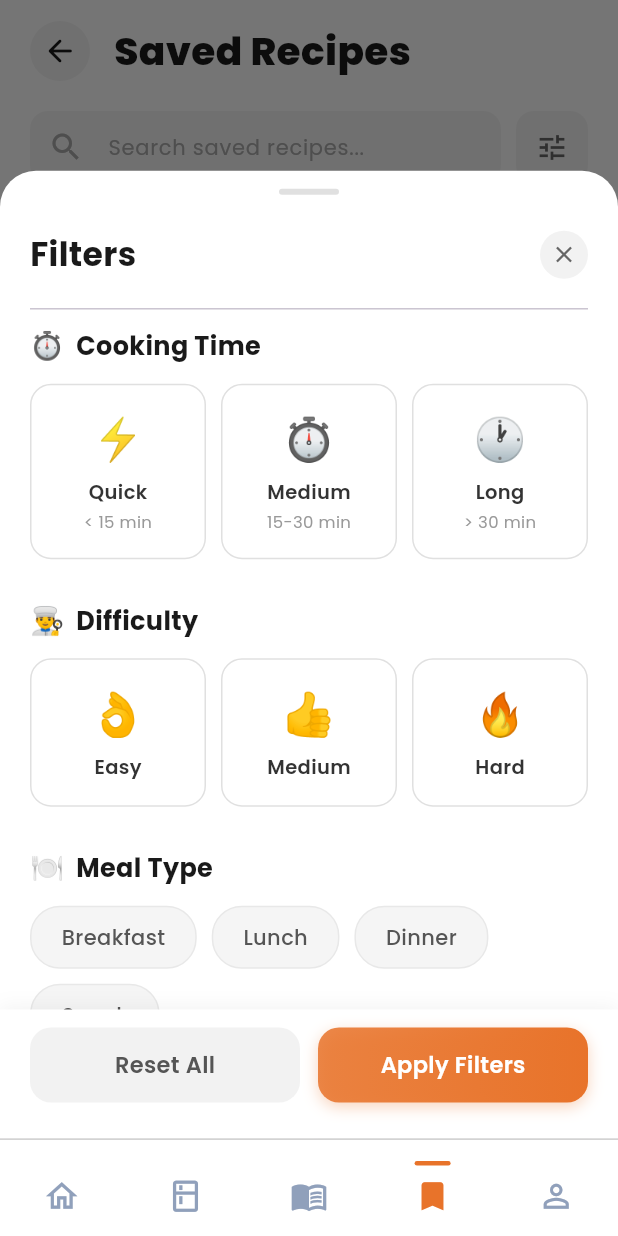
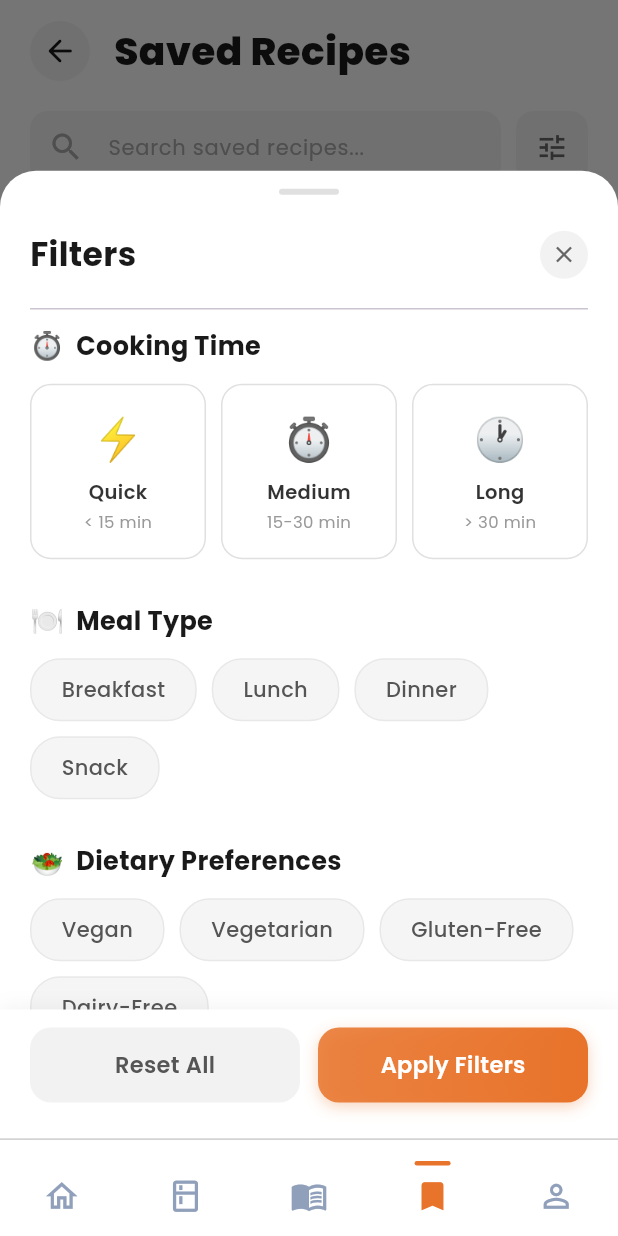
Before and after one commit to SihoonSung/BABSIM, a Flutter app: the SavedRecipesScreen screen opened by its route, after a tap on the "tune" icon, on a phone screen of 412 x 824 dp. Run offline on Flutter 3.47's test engine with Material 3 defaults, Android fonts, the phone set to English and light mode, and no system bars; our stand-ins replace dio, flutter_riverpod, go_router, google_fonts; network calls fail.

Commit message:
feat(recipes): replace difficulty filter with dietary preferences filter

```diff
--- a/frontend/lib/features/recipes/data/recipe.dart
+++ b/frontend/lib/features/recipes/data/recipe.dart
@@ -62,32 +62,40 @@ class Recipe {
   }
 }
 
+/// Dietary preference options
+const List<String> dietaryOptions = [
+  'Vegan',
+  'Vegetarian',
+  'Gluten-Free',
+  'Dairy-Free',
+];
+
 /// 필터 상태 모델
 class RecipeFilter {
   final CookingTime? cookingTime;
-  final Difficulty? difficulty;
   final Set<MealType> mealTypes;
+  final Set<String> dietaryTags;
 
   const RecipeFilter({
     this.cookingTime,
-    this.difficulty,
     this.mealTypes = const {},
+    this.dietaryTags = const {},
   });
 
   RecipeFilter copyWith({
     CookingTime? Function()? cookingTime,
-    Difficulty? Function()? difficulty,
     Set<MealType>? mealTypes,
+    Set<String>? dietaryTags,
   }) {
     return RecipeFilter(
       cookingTime: cookingTime != null ? cookingTime() : this.cookingTime,
-      difficulty: difficulty != null ? difficulty() : this.difficulty,
       mealTypes: mealTypes ?? this.mealTypes,
+      dietaryTags: dietaryTags ?? this.dietaryTags,
     );
   }
 
   bool get hasActiveFilters =>
-      cookingTime != null || difficulty != null || mealTypes.isNotEmpty;
+      cookingTime != null || mealTypes.isNotEmpty || dietaryTags.isNotEmpty;
 
   static const empty = RecipeFilter();
 }
@@ -114,7 +122,7 @@ const List<Recipe> dummyRecipes = [
     cookTimeMinutes: 15,
     difficulty: Difficulty.easy,
     mealType: MealType.dinner,
-    dietaryTags: [],
+    dietaryTags: ['Vegetarian', 'Dairy-Free'],
   ),
   Recipe(
     id: 3,
@@ -125,7 +133,7 @@ const List<Recipe> dummyRecipes = [
     cookTimeMinutes: 10,
     difficulty: Difficulty.easy,
     mealType: MealType.breakfast,
-    dietaryTags: ['Vegan'],
+    dietaryTags: ['Vegan', 'Vegetarian', 'Dairy-Free'],
   ),
   Recipe(
     id: 4,
@@ -136,7 +144,7 @@ const List<Recipe> dummyRecipes = [
     cookTimeMinutes: 10,
     difficulty: Difficulty.easy,
     mealType: MealType.lunch,
-    dietaryTags: ['Vegan', 'Gluten-Free'],
+    dietaryTags: ['Vegan', 'Vegetarian', 'Gluten-Free', 'Dairy-Free'],
   ),
   Recipe(
     id: 5,
@@ -147,7 +155,7 @@ const List<Recipe> dummyRecipes = [
     cookTimeMinutes: 25,
     difficulty: Difficulty.medium,
     mealType: MealType.lunch,
-    dietaryTags: [],
+    dietaryTags: ['Gluten-Free'],
   ),
   Recipe(
     id: 6,
@@ -180,7 +188,7 @@ const List<Recipe> dummyRecipes = [
     cookTimeMinutes: 45,
     difficulty: Difficulty.hard,
     mealType: MealType.dinner,
-    dietaryTags: [],
+    dietaryTags: ['Dairy-Free', 'Gluten-Free'],
   ),
   Recipe(
     id: 9,
@@ -191,7 +199,7 @@ const List<Recipe> dummyRecipes = [
     cookTimeMinutes: 12,
     difficulty: Difficulty.easy,
     mealType: MealType.breakfast,
-    dietaryTags: [],
+    dietaryTags: ['Vegetarian'],
   ),
   Recipe(
     id: 10,
--- a/frontend/lib/features/recipes/presentation/recipe_filter_sheet.dart
+++ b/frontend/lib/features/recipes/presentation/recipe_filter_sheet.dart
@@ -27,30 +27,30 @@ class RecipeFilterSheet extends StatefulWidget {
 
 class _RecipeFilterSheetState extends State<RecipeFilterSheet> {
   late CookingTime? _cookingTime;
-  late Difficulty? _difficulty;
   late Set<MealType> _mealTypes;
+  late Set<String> _dietaryTags;
 
   @override
   void initState() {
     super.initState();
     _cookingTime = widget.initialFilter.cookingTime;
-    _difficulty = widget.initialFilter.difficulty;
     _mealTypes = Set.from(widget.initialFilter.mealTypes);
+    _dietaryTags = Set.from(widget.initialFilter.dietaryTags);
   }
 
   void _resetAll() {
     setState(() {
       _cookingTime = null;
-      _difficulty = null;
       _mealTypes = {};
+      _dietaryTags = {};
     });
   }
 
   void _applyFilters() {
     Navigator.of(context).pop(RecipeFilter(
       cookingTime: _cookingTime,
-      difficulty: _difficulty,
       mealTypes: _mealTypes,
+      dietaryTags: _dietaryTags,
     ));
   }
 
@@ -152,40 +152,6 @@ class _RecipeFilterSheetState extends State<RecipeFilterSheet> {
                       ],
                     ),
                     const SizedBox(height: 28),
-                    // Difficulty
-                    _SectionTitle(icon: '👨‍🍳', label: 'Difficulty'),
-                    const SizedBox(height: 12),
-                    Row(
-                      children: [
-                        _FilterCard(
-                          emoji: '👌',
-                          label: 'Easy',
-                          isSelected: _difficulty == Difficulty.easy,
-                          onTap: () => setState(() {
-                            _difficulty = _difficulty == Difficulty.easy ? null : Difficulty.easy;
-                          }),
-                        ),
-                        const SizedBox(width: 10),
-                        _FilterCard(
-                          emoji: '👍',
-                          label: 'Medium',
-                          isSelected: _difficulty == Difficulty.medium,
-                          onTap: () => setState(() {
-                            _difficulty = _difficulty == Difficulty.medium ? null : Difficulty.medium;
-                          }),
-                        ),
-                        const SizedBox(width: 10),
-                        _FilterCard(
-                          emoji: '🔥',
-                          label: 'Hard',
-                          isSelected: _difficulty == Difficulty.hard,
-                          onTap: () => setState(() {
-                            _difficulty = _difficulty == Difficulty.hard ? null : Difficulty.hard;
-                          }),
-                        ),
-                      ],
-                    ),
-                    const SizedBox(height: 28),
                     // Meal Type
                     _SectionTitle(icon: '🍽️', label: 'Meal Type'),
                     const SizedBox(height: 12),
@@ -240,9 +206,46 @@ class _RecipeFilterSheetState extends State<RecipeFilterSheet> {
                     // Dietary Preferences
                     _SectionTitle(icon: '🥗', label: 'Dietary Preferences'),
                     const SizedBox(height: 12),
-                    Text(
-                      'Coming soon...',
-                      style: TextStyle(fontSize: 14, color: Color(0xFF888888)),
+                    Wrap(
+                      spacing: 10,
+                      runSpacing: 10,
+                      children: dietaryOptions.map((tag) {
+                        final isSelected = _dietaryTags.contains(tag);
+                        return GestureDetector(
+                          onTap: () {
+                            setState(() {
+                              if (isSelected) {
+                                _dietaryTags.remove(tag);
+                              } else {
+                                _dietaryTags.add(tag);
+                              }
+                            });
+                          },
+                          child: AnimatedContainer(
+                            duration: const Duration(milliseconds: 150),
+                            padding: const EdgeInsets.symmetric(horizontal: 20, vertical: 10),
+                            decoration: BoxDecoration(
+                              color: isSelected
+                                  ? AppTheme.primary.withValues(alpha: 0.1)
+                                  : const Color(0xFFF5F5F5),
+                              borderRadius: BorderRadius.circular(20),
+                              border: Border.all(
+                                color: isSelected
+                                    ? AppTheme.primary.withValues(alpha: 0.3)
+                                    : const Color(0xFFE8E8E8),
+                              ),
+                            ),
+                            child: Text(
+                              tag,
+                              style: TextStyle(
+                                fontSize: 14,
+                                fontWeight: isSelected ? FontWeight.w600 : FontWeight.w500,
+                                color: isSelected ? AppTheme.primary : const Color(0xFF555555),
+                              ),
+                            ),
+                          ),
+                        );
+                      }).toList(),
                     ),
                     const SizedBox(height: 32),
                   ],
--- a/frontend/lib/features/recipes/presentation/recipe_list_screen.dart
+++ b/frontend/lib/features/recipes/presentation/recipe_list_screen.dart
@@ -41,14 +41,16 @@ class _RecipeListScreenState extends State<RecipeListScreen> {
           .where((r) => r.cookingTime == _filter.cookingTime)
           .toList();
     }
-    if (_filter.difficulty != null) {
-      recipes = recipes
-          .where((r) => r.difficulty == _filter.difficulty)
-          .toList();
-    }
+
+
     if (_filter.mealTypes.isNotEmpty) {
       recipes = recipes
           .where((r) => _filter.mealTypes.contains(r.mealType))
+          .toList();
+    }
+    if (_filter.dietaryTags.isNotEmpty) {
+      recipes = recipes
+          .where((r) => _filter.dietaryTags.every((tag) => r.dietaryTags.contains(tag)))
           .toList();
     }
 
--- a/frontend/lib/features/recipes/presentation/saved_recipes_screen.dart
+++ b/frontend/lib/features/recipes/presentation/saved_recipes_screen.dart
@@ -53,14 +53,16 @@ class _SavedRecipesScreenState extends State<SavedRecipesScreen> {
           .where((recipe) => recipe.cookingTime == _filter.cookingTime)
           .toList();
     }
-    if (_filter.difficulty != null) {
-      recipes = recipes
-          .where((recipe) => recipe.difficulty == _filter.difficulty)
-          .toList();
-    }
+
+
     if (_filter.mealTypes.isNotEmpty) {
       recipes = recipes
           .where((recipe) => _filter.mealTypes.contains(recipe.mealType))
+          .toList();
+    }
+    if (_filter.dietaryTags.isNotEmpty) {
+      recipes = recipes
+          .where((recipe) => _filter.dietaryTags.every((tag) => recipe.dietaryTags.contains(tag)))
           .toList();
     }
 
```
